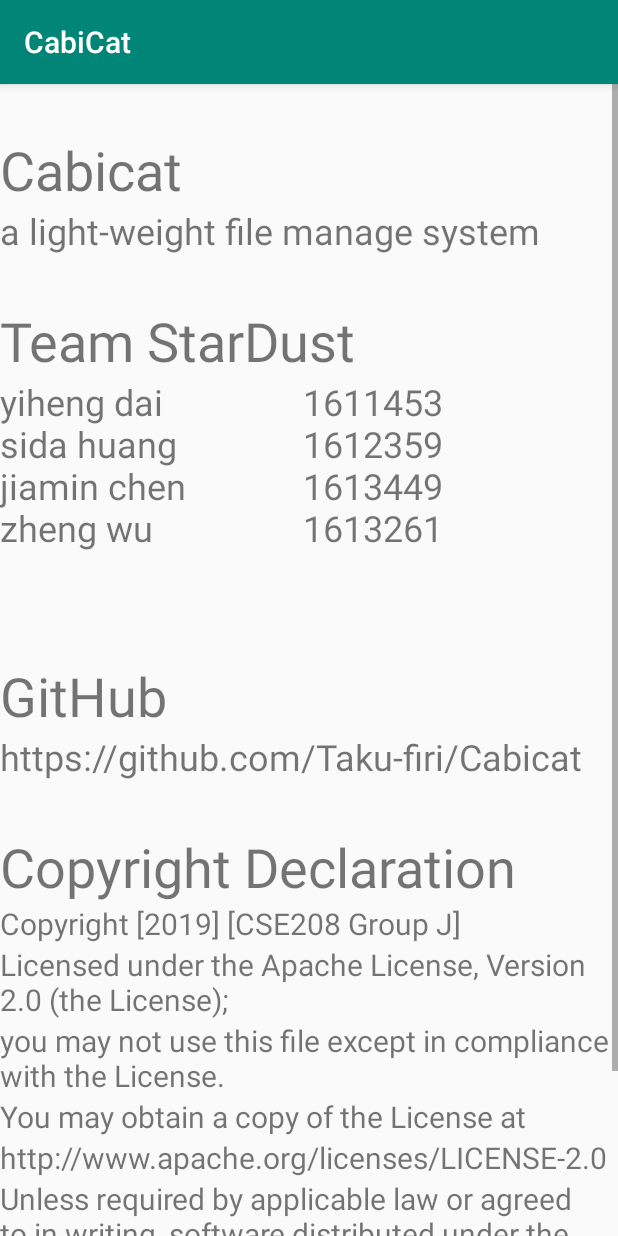
After one commit to Taku-firi/Cabicat, an Android app: the AboutActivity screen opened directly, with no data from a screen before it, on a phone screen of 412 x 824 dp. The commit adds this screen. Run offline under Robolectric (Android 15) with nearby library versions, the phone set to English and light mode, and no system bars.

Commit message:
add about activity and layout
add about activity and layout
1 button to homefragment
1 new activity (AboutActivity)
1 new xml
several new strings

```diff
--- a/app/src/main/AndroidManifest.xml
+++ b/app/src/main/AndroidManifest.xml
@@ -12,7 +12,7 @@
         android:roundIcon="@mipmap/ic_launcher_round"
         android:supportsRtl="true"
         android:theme="@style/AppTheme">
-
+        <activity android:name=".AboutActivity"></activity>
         <activity android:name=".WelcomeActivity">
             <intent-filter>
                 <action android:name="android.intent.action.MAIN" />
@@ -20,16 +20,12 @@
                 <category android:name="android.intent.category.LAUNCHER" />
             </intent-filter>
         </activity>
-
         <activity
             android:name=".MainActivity"
-            android:label="@string/app_name"/>
-
+            android:label="@string/app_name" />
         <activity android:name=".ImportActivity" />
-
         <activity android:name=".RegisterActivity" />
-
-        <activity android:name=".ChangepwdActivity"/>
+        <activity android:name=".ChangepwdActivity" />
     </application>
 
 </manifest>
--- /dev/null
+++ b/app/src/main/java/com/Stardust/cabicat/AboutActivity.java
@@ -0,0 +1,14 @@
+package com.Stardust.cabicat;
+
+import androidx.appcompat.app.AppCompatActivity;
+
+import android.os.Bundle;
+
+public class AboutActivity extends AppCompatActivity {
+
+    @Override
+    protected void onCreate(Bundle savedInstanceState) {
+        super.onCreate(savedInstanceState);
+        setContentView(R.layout.activity_about);
+    }
+}
--- /dev/null
+++ b/app/src/main/res/layout/activity_about.xml
@@ -0,0 +1,153 @@
+<?xml version="1.0" encoding="utf-8"?>
+<androidx.constraintlayout.widget.ConstraintLayout xmlns:android="http://schemas.android.com/apk/res/android"
+    xmlns:app="http://schemas.android.com/apk/res-auto"
+    xmlns:tools="http://schemas.android.com/tools"
+    android:layout_width="match_parent"
+    android:layout_height="match_parent"
+    tools:context=".AboutActivity">
+
+    <ScrollView
+        android:layout_width="match_parent"
+        android:layout_height="match_parent"
+        app:layout_constraintBottom_toBottomOf="parent"
+        app:layout_constraintEnd_toEndOf="parent"
+        app:layout_constraintStart_toStartOf="parent"
+        app:layout_constraintTop_toTopOf="parent">
+
+        <LinearLayout
+            android:layout_width="match_parent"
+            android:layout_height="wrap_content"
+            android:orientation="vertical" >
+
+            <TextView
+                android:id="@+id/blank1"
+                android:layout_width="match_parent"
+                android:layout_height="wrap_content"
+                android:text=""
+                android:textSize="24sp" />
+
+            <TextView
+                android:id="@+id/about_name"
+                android:layout_width="match_parent"
+                android:layout_height="wrap_content"
+                android:text="@string/about_name"
+                android:textSize="36sp" />
+
+            <TextView
+                android:id="@+id/about_introduce"
+                android:layout_width="match_parent"
+                android:layout_height="wrap_content"
+                android:text="@string/about_introduce"
+                android:textSize="24sp" />
+
+            <TextView
+                android:id="@+id/blank2"
+                android:layout_width="match_parent"
+                android:layout_height="wrap_content"
+                android:text=""
+                android:textSize="24sp" />
+
+
+            <TextView
+                android:id="@+id/about_team_name"
+                android:layout_width="match_parent"
+                android:layout_height="wrap_content"
+                android:text="@string/about_team_name"
+                android:textSize="36sp" />
+
+            <LinearLayout
+                android:layout_width="match_parent"
+                android:layout_height="188dp"
+                android:orientation="horizontal">
+
+                <TextView
+                    android:id="@+id/about_studentname"
+                    android:layout_width="202dp"
+                    android:layout_height="189dp"
+                    android:text="@string/about_studentname"
+                    android:textSize="24sp" />
+
+                <TextView
+                    android:id="@+id/about_studentid"
+                    android:layout_width="match_parent"
+                    android:layout_height="match_parent"
+                    android:text="@string/about_studentid"
+                    android:textSize="24sp" />
+            </LinearLayout>
+
+                <TextView
+                    android:id="@+id/about_githubname"
+                    android:layout_width="match_parent"
+                    android:layout_height="wrap_content"
+                    android:text="@string/about_githubname"
+                    android:textSize="36sp" />
+
+                <TextView
+                    android:id="@+id/about_githublink"
+                    android:layout_width="match_parent"
+                    android:layout_height="wrap_content"
+                    android:text="@string/about_githublink"
+                    android:textSize="24sp" />
+
+            <TextView
+                android:id="@+id/blank3"
+                android:layout_width="match_parent"
+                android:layout_height="wrap_content"
+                android:text=""
+                android:textSize="24sp" />
+
+
+            <TextView
+                android:id="@+id/about_Copyright_Declaration"
+                android:layout_width="match_parent"
+                android:layout_height="wrap_content"
+                android:text="@string/about_Copyright_Declaration"
+                android:textSize="36sp" />
+
+                <TextView
+                    android:id="@+id/about_copyright1"
+                    android:layout_width="match_parent"
+                    android:layout_height="wrap_content"
+                    android:text="@string/about_copyright1"
+                    android:textSize="20sp" />
+
+                <TextView
+                    android:id="@+id/about_copyright2"
+                    android:layout_width="match_parent"
+                    android:layout_height="wrap_content"
+                    android:text="@string/about_copyright2"
+                    android:textSize="20sp" />
+
+                <TextView
+                    android:id="@+id/about_copyright3"
+                    android:layout_width="match_parent"
+                    android:layout_height="wrap_content"
+                    android:text="@string/about_copyright3"
+                    android:textSize="20sp" />
+
+                <TextView
+                    android:id="@+id/about_copyright4"
+                    android:layout_width="match_parent"
+                    android:layout_height="wrap_content"
+                    android:text="@string/about_copyright4"
+                    android:textSize="20sp" />
+
+                <TextView
+                    android:id="@+id/about_copyright5"
+                    android:layout_width="match_parent"
+                    android:layout_height="wrap_content"
+                    android:text="@string/about_copyright5"
+                    android:textSize="20sp" />
+
+                <TextView
+                    android:id="@+id/about_copyright6"
+                    android:layout_width="match_parent"
+                    android:layout_height="wrap_content"
+                    android:text="@string/about_copyright6"
+                    android:textSize="20sp" />
+
+
+
+        </LinearLayout>
+    </ScrollView>
+</androidx.constraintlayout.widget.ConstraintLayout>
--- a/app/src/main/res/layout/fragment_home.xml
+++ b/app/src/main/res/layout/fragment_home.xml
@@ -144,6 +144,16 @@
                 android:text="@string/home_changepwd"
                 android:textAllCaps="false" />
 
+            <com.google.android.material.button.MaterialButton
+                android:id="@+id/home_btn_about"
+                style="@style/Widget.MaterialComponents.Button"
+                android:layout_width="200dp"
+                android:layout_height="50dp"
+                android:layout_marginTop="15dp"
+                android:layout_gravity="center"
+                android:text="@string/home_about"
+                android:textAllCaps="false" />
+
             <TextView
                 android:layout_width="match_parent"
                 android:layout_height="100dp" />
--- a/app/src/main/res/values/strings.xml
+++ b/app/src/main/res/values/strings.xml
@@ -16,9 +16,9 @@
     <string name="welcomepage_text">Welcome to Cabicat</string>
 
 
-<!--    // string for home fragment-->
-<!--    <string name="home_latestfiles">Latest Files</string>-->
-<!--    <string name="home_recentfiles">Recently Viewed</string>-->
+    <!--    // string for home fragment-->
+    <!--    <string name="home_latestfiles">Latest Files</string>-->
+    <!--    <string name="home_recentfiles">Recently Viewed</string>-->
     <string name="home_import">Import to Cabicat</string>
     <string name="home_changepwd">Change password</string>
     // string for dialog
@@ -34,4 +34,23 @@
     <string name="changepwd_cpassword_hint">Current Password</string>
     <string name="changepwd_npassword_hint">New Password</string>
     <string name="changepwd_apply_btn">Apply</string>
+
+    // string for about
+    <string name="about_name">Cabicat</string>
+    <string name="about_introduce">a light-weight file manage system</string>
+    <string name="about_team_name">Team StarDust</string>
+    <string name="about_studentname">yiheng dai\nsida huang\njiamin chen\nzheng wu</string>
+    <string name="about_studentid">1611453\n1612359\n1613449\n1613261</string>
+    <string name="about_githubname">GitHub</string>
+    <string name="about_githublink">https://github.com/Taku-firi/Cabicat</string>
+    <string name="about_Copyright_Declaration">Copyright Declaration</string>
+    <string name="about_copyright1">Copyright [2019] [CSE208 Group J]</string>
+    <string name="about_copyright2">Licensed under the Apache License, Version 2.0 (the "License");</string>
+    <string name="about_copyright3">you may not use this file except in compliance with the License.</string>
+    <string name="about_copyright4">You may obtain a copy of the License at</string>
+    <string name="about_copyright5">   http://www.apache.org/licenses/LICENSE-2.0</string>
+    <string name="about_copyright6">Unless required by applicable law or agreed to in writing, software distributed under the License is distributed on an "AS IS" BASIS, WITHOUT WARRANTIES OR CONDITIONS OF ANY KIND, either express or implied. See the License for the specific language governing permissions and limitations under the License.</string>
+    <string name="home_about">About</string>
+
+
 </resources>
```
